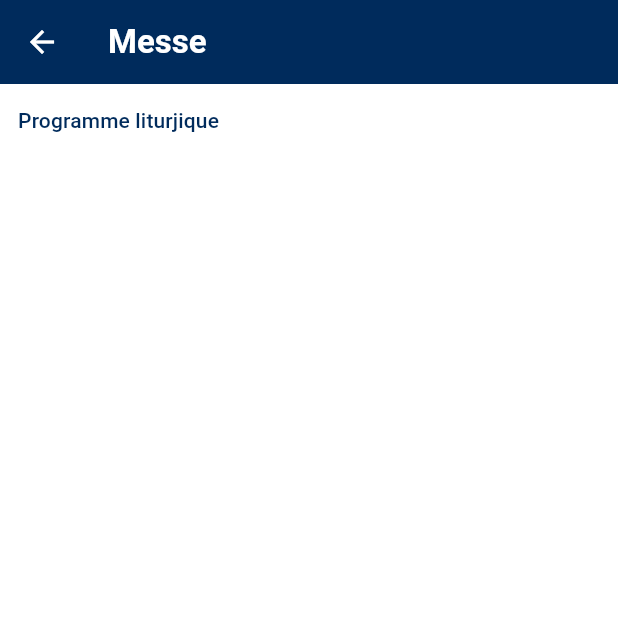
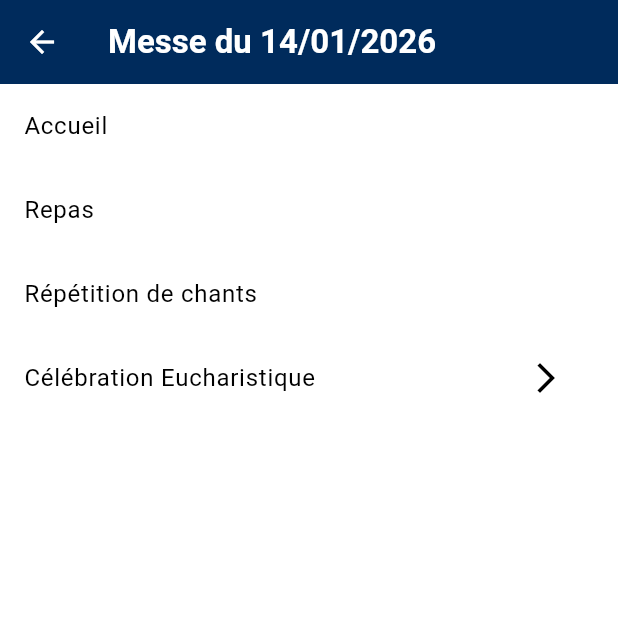
Before and after one commit to haroldraj/camabelcommunity, a Flutter app: the screen it shows after launch, after a tap on "Messe", on a phone screen of 412 x 824 dp, the top half of it. Run offline on Flutter 3.47's test engine with Material 3 defaults, Android fonts, the phone set to English and light mode, and no system bars; our stand-ins replace cloud_firestore, firebase_core, logger; accounts and stored records are empty.

Commit message:
link screens

```diff
--- a/lib/features/events/data/datasources/mock/day_program_mock.dart
+++ b/lib/features/events/data/datasources/mock/day_program_mock.dart
@@ -21,6 +21,6 @@ final List<Map<String, String>> dayProgramMock = [
     "title": "Célébration Eucharistique",
     "startAt": "2026-01-14 15:00:12.961340",
     "description": "Début de la célébration Eucharistique",
-    "type": "dayTimeline",
+    "type": "massProgram",
   },
 ];
--- a/lib/features/events/presentation/common/widgets/event_item_card.dart
+++ b/lib/features/events/presentation/common/widgets/event_item_card.dart
@@ -1,5 +1,5 @@
 import 'package:camabelcommunity/core/theme/custom_colors.dart';
-import 'package:camabelcommunity/screens/events/event_detail_screen.dart';
+import 'package:camabelcommunity/features/events/presentation/user/screens/event_detail_screen.dart';
 import 'package:flutter/material.dart';
 
 class EventItemCard extends StatelessWidget {
--- /dev/null
+++ b/lib/features/events/presentation/user/screens/event_detail_screen.dart
@@ -0,0 +1,40 @@
+import 'package:camabelcommunity/features/events/data/datasources/mock/day_program_mock.dart';
+import 'package:camabelcommunity/features/events/domain/enums/program_type.dart';
+import 'package:camabelcommunity/features/events/presentation/user/screens/mass_program_screen.dart';
+import 'package:camabelcommunity/main.dart';
+import 'package:flutter/material.dart';
+import 'package:intl/intl.dart';
+
+class EventDetailScreen extends StatelessWidget {
+  const EventDetailScreen({super.key});
+
+  @override
+  Widget build(BuildContext context) {
+    final title = "Messe du ${DateFormat("d/MM/yyyy").format(DateTime.now())}";
+    final programItems = dayProgramMock;
+
+    return Scaffold(
+      appBar: AppBar(title: Text(title)),
+      body: ListView.builder(
+        itemCount: programItems.length,
+        itemBuilder: (BuildContext context, int index) {
+          return ListTile(
+            title: Text(programItems[index]["title"]!),
+            trailing:
+                programItems[index]["type"] == ProgramType.massProgram.name
+                ? IconButton(
+                    icon: Icon(Icons.arrow_forward_ios),
+                    onPressed: () {
+                      Navigator.push(
+                        context,
+                        MaterialPageRoute(builder: (_) => MassProgramScreen()),
+                      );
+                    },
+                  )
+                : null,
+          );
+        },
+      ),
+    );
+  }
+}
--- a/lib/features/events/presentation/user/screens/event_list_screen.dart
+++ b/lib/features/events/presentation/user/screens/event_list_screen.dart
@@ -1,5 +1,5 @@
 import 'package:camabelcommunity/core/theme/custom_colors.dart';
-import 'package:camabelcommunity/screens/events/event_detail_screen.dart';
+import 'package:camabelcommunity/features/events/presentation/user/screens/event_detail_screen.dart';
 import 'package:flutter/material.dart';
 
 class EventListScreen extends StatelessWidget {
--- a/lib/main.dart
+++ b/lib/main.dart
@@ -3,11 +3,12 @@ import 'package:camabelcommunity/features/events/domain/entities/song.dart';
 import 'package:camabelcommunity/features/events/presentation/user/screens/home_screen.dart';
 // import 'package:camabelcommunity/models/song_model.dart';
 import 'package:camabelcommunity/features/events/presentation/user/screens/event_list_screen.dart';
-import 'package:camabelcommunity/screens/mass_program_screen.dart';
+import 'package:camabelcommunity/features/events/presentation/user/screens/mass_program_screen.dart';
 import 'package:camabelcommunity/features/events/presentation/user/screens/song_lyrics_screen.dart';
 import 'package:cloud_firestore/cloud_firestore.dart';
 import 'package:flutter/material.dart';
 import 'package:firebase_core/firebase_core.dart';
+import 'package:intl/date_symbol_data_file.dart';
 import 'package:logger/logger.dart';
 
 var logger = Logger();
@@ -29,7 +30,6 @@ class InitializeApp extends StatelessWidget {
         }
         if (snapshot.connectionState == ConnectionState.done) {
           logger.i("Firebase connection done");
-          print(DateTime.now());
           return MyApp();
         }
         logger.i("Firebase Loading");
--- a/lib/screens/events/event_detail_screen.dart
+++ /dev/null
@@ -1,23 +0,0 @@
-import 'package:camabelcommunity/main.dart';
-import 'package:flutter/material.dart';
-
-class EventDetailScreen extends StatelessWidget {
-  const EventDetailScreen({super.key});
-
-  @override
-  Widget build(BuildContext context) {
-    return Scaffold(
-      appBar: AppBar(title: Text("Messe")),
-      body: TextButton(
-        onPressed: () {
-          Navigator.of(context).push(
-            MaterialPageRoute(
-              builder: (_) => MyHomePage(title: "Programme liturjique"),
-            ),
-          );
-        },
-        child: Text("Programme liturjique"),
-      ),
-    );
-  }
-}
--- a/pubspec.yaml
+++ b/pubspec.yaml
@@ -18,6 +18,7 @@ dependencies:
   logger: ^2.6.2
   flutter_launcher_icons: ^0.14.4
   flutter_bloc: ^9.1.1
+  intl: ^0.20.2
 
 dev_dependencies:
   flutter_test:
```
Also changed, not shown: lib/features/events/presentation/user/screens/mass_program_screen.dart (renamed from lib/screens/mass_program_screen.dart), pubspec.lock.
